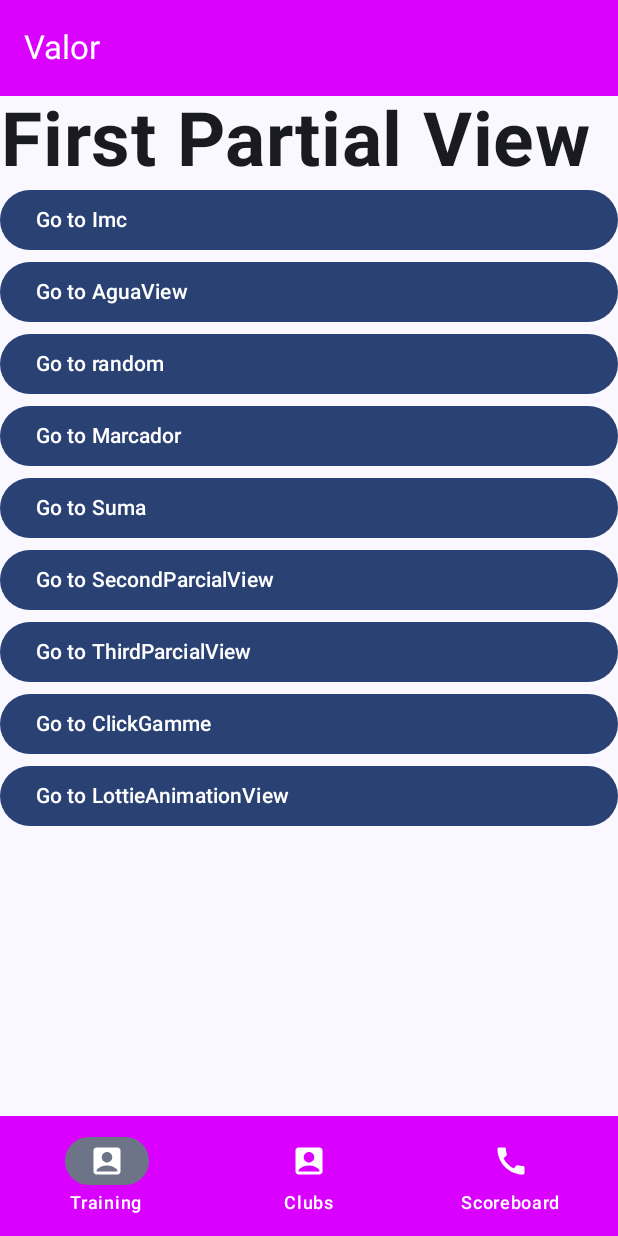
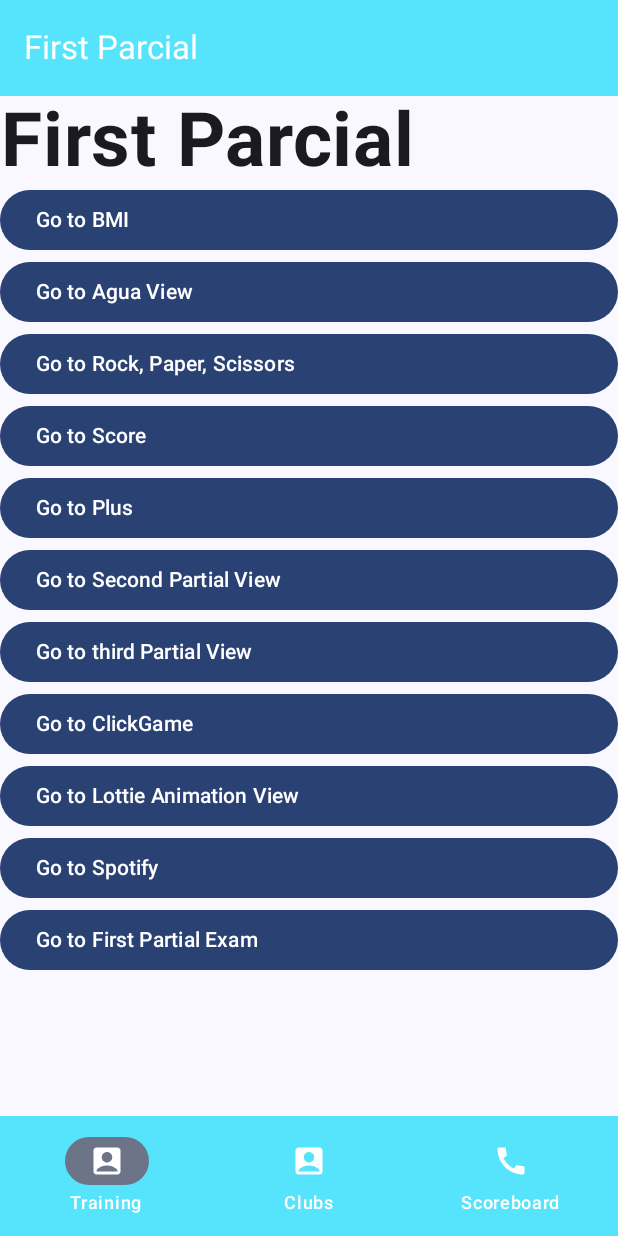
Before and after one commit to JimenezRicardoA/Tercer-Parcial, an Android app built with Jetpack Compose: the screen it shows after launch (MainActivity), on a phone screen of 412 x 824 dp. Run offline under Robolectric (Android 15) with nearby library versions, the phone set to English and light mode, and no system bars.

Commit message:
Se agrega el paquete de spotify, se agrega la internalizacion y avances del examen de primer parcial

```diff
--- a/app/build.gradle.kts
+++ b/app/build.gradle.kts
@@ -81,4 +81,5 @@ dependencies {
     implementation("androidx.compose.material:material-icons-extended:1.6.8")
     implementation("androidx.media:media:1.6.0")
     implementation("com.airbnb.android:lottie-compose:4.0.0")
+    implementation ("com.google.android.exoplayer:exoplayer:2.18.7")
 }
--- a/app/src/main/java/com/ricardo/segundoparcial/firstparcial/FirstParcialView.kt
+++ b/app/src/main/java/com/ricardo/segundoparcial/firstparcial/FirstParcialView.kt
@@ -14,10 +14,12 @@ import androidx.compose.material3.TopAppBarDefaults
 import androidx.compose.runtime.Composable
 import androidx.compose.ui.Modifier
 import androidx.compose.ui.graphics.Color
+import androidx.compose.ui.res.stringResource
 import androidx.compose.ui.text.font.FontWeight
 import androidx.compose.ui.text.style.TextAlign
 import androidx.compose.ui.unit.sp
 import androidx.navigation.NavController
+import com.ricardo.segundoparcial.R
 import com.ricardo.segundoparcial.navigation.BottomNavBarView
 import com.ricardo.segundoparcial.navigation.Routes
 
@@ -28,9 +30,9 @@ fun FirstParcialView(navController: NavController) {
     Scaffold(
         topBar = {
             TopAppBar(
-                title = { Text("Valor", color = Color.White) },
+                title = { Text(stringResource(id = R.string.tFirstParcial), color = Color.White) },
                 colors = TopAppBarDefaults.centerAlignedTopAppBarColors(
-                    containerColor = Color(0xFFDA00FF),
+                    containerColor = Color(0xFF55E4FB),
                 )
             )
         },
@@ -40,7 +42,7 @@ fun FirstParcialView(navController: NavController) {
                 .padding(innerPadding)
             ) {
                 Text(
-                    text = "First Partial View",
+                    text = (stringResource(id = R.string.bFirstParcialView)),
                     fontSize = 50.sp,
                     fontWeight = FontWeight.Bold,
                     textAlign = TextAlign.Center
@@ -48,63 +50,88 @@ fun FirstParcialView(navController: NavController) {
                 Button(onClick = {
                     navController.navigate(Routes.Imc)
                 }) {
-                    Text(text = "Go to Imc",
+                    Text(
+                        text = (stringResource(id = R.string.bIMC)),
                         modifier = Modifier
                             .fillMaxWidth())
                 }
                 Button(onClick = {
                     navController.navigate(Routes.AguaView)
                 }) {
-                    Text(text = "Go to AguaView",
+                    Text(
+                        text = (stringResource(id = R.string.bAguaView)),
                         modifier = Modifier
                             .fillMaxWidth())
                 }
                 Button(onClick = {
                     navController.navigate(Routes.random)
                 }) {
-                    Text(text = "Go to random",
+                    Text(
+                        text = (stringResource(id = R.string.bRandom)),
                         modifier = Modifier
                             .fillMaxWidth())
                 }
                 Button(onClick = {
                     navController.navigate(Routes.Marcador)
                 }) {
-                    Text(text = "Go to Marcador",
+                    Text(
+                        text = (stringResource(id = R.string.bMarcador)),
                         modifier = Modifier
                             .fillMaxWidth())
                 }
                 Button(onClick = {
                     navController.navigate(Routes.Sumar)
                 }) {
-                    Text(text = "Go to Suma",
+                    Text(
+                        text = (stringResource(id = R.string.bSuma)),
                         modifier = Modifier
                             .fillMaxWidth())
                 }
                 Button(onClick = {
                     navController.navigate(Routes.SecondParcialView)
                 }) {
-                    Text(text = "Go to SecondParcialView",
+                    Text(
+                        text = (stringResource(id = R.string.bSecondPartial)),
                         modifier = Modifier
                             .fillMaxWidth())
                 }
                 Button(onClick = {
                     navController.navigate(Routes.ThirdParcialView)
                 }) {
-                    Text(text = "Go to ThirdParcialView",
+                    Text(
+                        text = (stringResource(id = R.string.bthirdPartial)),
                         modifier = Modifier
                             .fillMaxWidth())
                 }
                 Button(onClick = {
                     navController.navigate(Routes.ClickGameView)
                 }) {
-                    Text(text = "Go to ClickGamme",
+                    Text(
+                        text = (stringResource(id = R.string.bClickGame)),
                         modifier = Modifier
                             .fillMaxWidth())
                 }
                 Button(onClick = {
                     navController.navigate(Routes.LottieAnimationView)
                 }) {
-                    Text(text = "Go to LottieAnimationView",
+                    Text(
+                        text = (stringResource(id = R.string.bLottieAnimation)),
+                        modifier = Modifier
+                            .fillMaxWidth())
+                }
+                Button(onClick = {
+                    navController.navigate(Routes.SpotifyView)
+                }) {
+                    Text(
+                        text = (stringResource(id = R.string.bspotify)),
+                        modifier = Modifier
+                            .fillMaxWidth())
+                }
+                Button(onClick = {
+                    navController.navigate(Routes.HuertoManzanasView)
+                }) {
+                    Text(
+                        text = (stringResource(id = R.string.bexamPrimPar)),
                         modifier = Modifier
                             .fillMaxWidth())
                 }
--- a/app/src/main/java/com/ricardo/segundoparcial/navigation/BottomNavBarView.kt
+++ b/app/src/main/java/com/ricardo/segundoparcial/navigation/BottomNavBarView.kt
@@ -13,7 +13,7 @@ import androidx.navigation.compose.currentBackStackEntryAsState
 
 @Composable
 fun BottomNavBarView(navController: NavController) {
-    BottomAppBar(containerColor = Color(0xFFDA00FF)) {
+    BottomAppBar(containerColor = Color(0xFF55E4FB)) {
         val backStackEntry by navController.currentBackStackEntryAsState()
         val currentRoute = backStackEntry?.destination?.route
 
--- a/app/src/main/java/com/ricardo/segundoparcial/navigation/MyAppNavigationView.kt
+++ b/app/src/main/java/com/ricardo/segundoparcial/navigation/MyAppNavigationView.kt
@@ -8,6 +8,8 @@ import com.ricardo.segundoparcial.IMC.Imc
 import com.ricardo.segundoparcial.IMC.ImcViewModel
 import com.ricardo.segundoparcial.clickgame.ClickGameView
 import com.ricardo.segundoparcial.clickgame.clickgameViewModel
+import com.ricardo.segundoparcial.examenprimerparcial.HuertoManzanasView
+import com.ricardo.segundoparcial.examenprimerparcial.HuertoManzanasViewModel
 import com.ricardo.segundoparcial.examentercerparcial.AguaView
 import com.ricardo.segundoparcial.examentercerparcial.AguaViewModel
 import com.ricardo.segundoparcial.firstparcial.FirstParcialView
@@ -17,6 +19,7 @@ import com.ricardo.segundoparcial.lottie.LottieAnimationView
 import com.ricardo.segundoparcial.marcador.Marcador
 import com.ricardo.segundoparcial.marcador.SoccerScoreViewModel
 import com.ricardo.segundoparcial.secondparcial.SecondParcialView
+import com.ricardo.segundoparcial.spotify.SpotifyView
 import com.ricardo.segundoparcial.sumar.SumViewModel
 import com.ricardo.segundoparcial.sumar.SumarView
 import com.ricardo.segundoparcial.thirdparcial.ThirdParcialView
@@ -57,6 +60,12 @@ fun MyAppNavigationView() {
             composable(Routes.LottieAnimationView) {
                 LottieAnimationView(navController)
             }
+            composable(Routes.SpotifyView) {
+                SpotifyView(navController)
+            }
+            composable(Routes.HuertoManzanasView) {
+                HuertoManzanasView(viewModel = HuertoManzanasViewModel(), navController)
+            }
 
 
 
--- a/app/src/main/java/com/ricardo/segundoparcial/navigation/Routers.kt
+++ b/app/src/main/java/com/ricardo/segundoparcial/navigation/Routers.kt
@@ -13,4 +13,6 @@ object Routes {
     var ThirdParcialView = "ThirdParcialView"
     var ClickGameView = "ClickGameView"
     var LottieAnimationView = "LottieAnimationView"
+    var SpotifyView = "SpotifyView"
+    var HuertoManzanasView = "HuertoManzanasView"
 }
--- a/app/src/main/res/values/strings.xml
+++ b/app/src/main/res/values/strings.xml
@@ -1,3 +1,18 @@
+<?xml version="1.0" encoding="utf-8"?>
 <resources>
-    <string name="app_name">SegundoParcial</string>
+    <string name="app_name">segundoparcial</string>
+    <string name="tFirstParcial">First Parcial</string>
+    <string name="bFirstParcialView">First Parcial</string>
+    <string name="bIMC">Go to BMI</string>
+    <string name="bAguaView">Go to Agua View</string>
+    <string name="bRandom">Go to Rock, Paper, Scissors</string>
+    <string name="bMarcador">Go to Score</string>
+    <string name="bSuma">Go to Plus</string>
+    <string name="bSecondPartial">Go to Second Partial View</string>
+    <string name="bthirdPartial">Go to third Partial View</string>
+    <string name="bClickGame">Go to ClickGame</string>
+    <string name="bLottieAnimation">Go to Lottie Animation View</string>
+    <string name="bspotify">Go to Spotify</string>
+    <string name="bexamPrimPar">Go to First Partial Exam</string>
+    <string name="tExamenPrimerParcial">First Partial Exam</string>
 </resources>
```
Also changed, not shown: app/src/main/java/com/ricardo/segundoparcial/examenprimerparcial/HuertoManzanasView.kt (added, +50 -0 lines), app/src/main/java/com/ricardo/segundoparcial/examenprimerparcial/HuertoManzanasViewModel.kt (added, +7 -0 lines), app/src/main/java/com/ricardo/segundoparcial/lottie/LottieAnimationView.kt (+5 -2 lines), app/src/main/java/com/ricardo/segundoparcial/spotify/spotifyview.kt (added, +76 -0 lines), app/src/main/java/com/ricardo/segundoparcial/spotyutils/VideoPreloader.kt (added, +50 -0 lines), app/src/main/res/drawable/manzanas.jpg (added), app/src/main/res/drawable/spotylogo.png (added), 2 other files.
